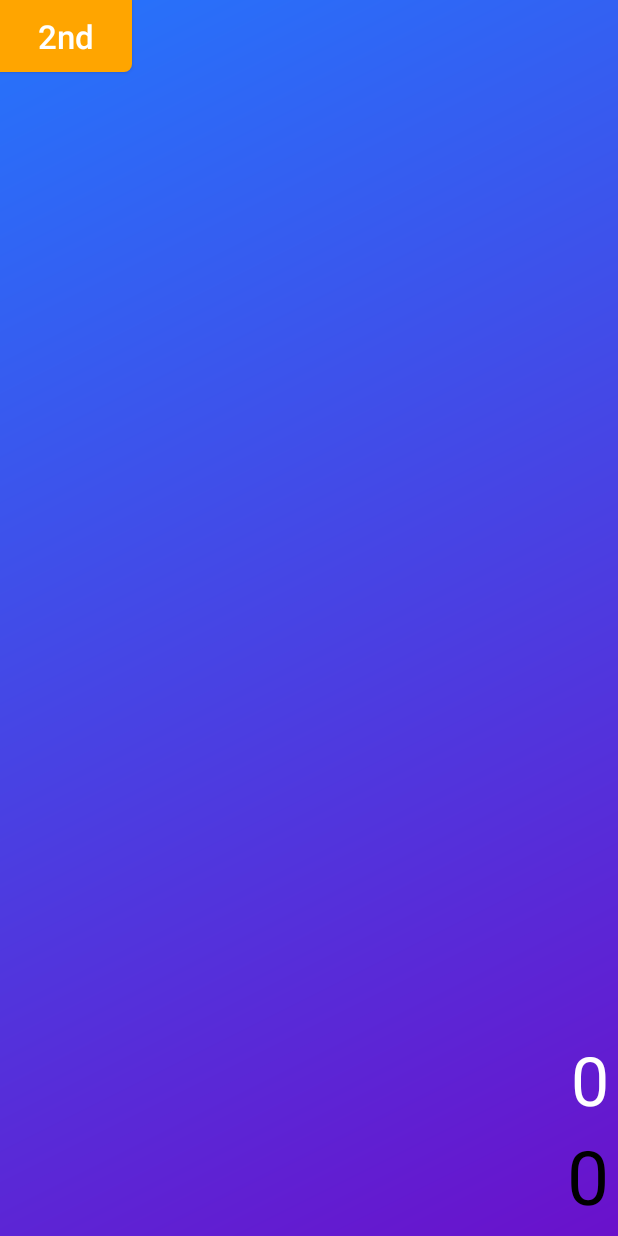
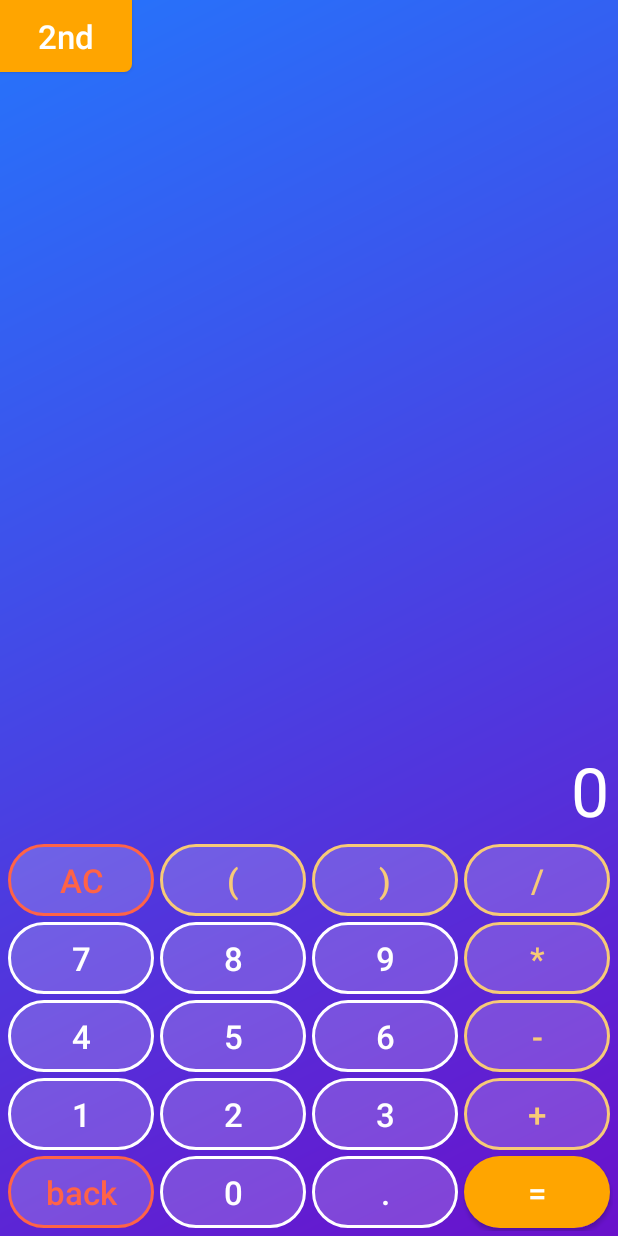
Before and after one commit to Elizabeth379/MobileApplicationProgramming, an Android app: the screen it shows after launch (MainActivity), on a phone screen of 412 x 824 dp. Run offline under Robolectric (Android 15) with nearby library versions, the phone set to English and light mode, and no system bars; 1 statement that could not run was skipped.

Commit message:
Buttons, base(not engineering) mode of calculator. Trying to add vibration - without success(

```diff
--- a/EngineeringCalculator/app/src/main/AndroidManifest.xml
+++ b/EngineeringCalculator/app/src/main/AndroidManifest.xml
@@ -22,5 +22,6 @@
             </intent-filter>
         </activity>
     </application>
+    <uses-permission android:name="android.permission.VIBRATE" />
 
 </manifest>
--- /dev/null
+++ b/EngineeringCalculator/app/src/main/java/com/example/engineeringcalculator/Connector.kt
@@ -0,0 +1,11 @@
+package com.example.engineeringcalculator
+
+import android.os.Vibrator
+import com.example.engineeringcalculator.calculations.Calculator
+
+// Нужен для получения фрагментом ссылки на экземпляр класса Calculator из MainActivity.
+interface Connector {
+    fun getCalculator() : Calculator
+    fun getVibrator() : Vibrator
+    fun isDemo() : Boolean
+}
--- a/EngineeringCalculator/app/src/main/java/com/example/engineeringcalculator/MainActivity.kt
+++ b/EngineeringCalculator/app/src/main/java/com/example/engineeringcalculator/MainActivity.kt
@@ -5,16 +5,78 @@ import androidx.activity.enableEdgeToEdge
 import androidx.appcompat.app.AppCompatActivity
 import androidx.core.view.ViewCompat
 import androidx.core.view.WindowInsetsCompat
+import android.widget.TextView
+import android.content.Context
+import android.content.res.Configuration
+import android.content.pm.ActivityInfo
+import android.text.method.ScrollingMovementMethod
+import android.widget.Button
+import android.widget.Toast
+import android.os.Vibrator
+import com.example.engineeringcalculator.calculations.Calculator
 
-class MainActivity : AppCompatActivity() {
+class MainActivity : AppCompatActivity(), Connector {
+    companion object {
+        private var calculator = Calculator()
+    }
+
+    private lateinit var inputText : TextView
+    private lateinit var resultText : TextView
+    private lateinit var btn_2nd: Button
+    private lateinit var vibrator : Vibrator
+
+    private fun changeMode() {
+        if (resources.configuration.orientation == Configuration.ORIENTATION_PORTRAIT) {
+            requestedOrientation = ActivityInfo.SCREEN_ORIENTATION_LANDSCAPE
+            android.os.Handler().postDelayed({
+                requestedOrientation = ActivityInfo.SCREEN_ORIENTATION_UNSPECIFIED },5000)
+        }
+        else {
+            requestedOrientation = ActivityInfo.SCREEN_ORIENTATION_PORTRAIT
+            android.os.Handler().postDelayed({
+                requestedOrientation = ActivityInfo.SCREEN_ORIENTATION_UNSPECIFIED },5000)
+        }
+    }
+
     override fun onCreate(savedInstanceState: Bundle?) {
         super.onCreate(savedInstanceState)
-        enableEdgeToEdge()
         setContentView(R.layout.activity_main)
-        ViewCompat.setOnApplyWindowInsetsListener(findViewById(R.id.main)) { v, insets ->
-            val systemBars = insets.getInsets(WindowInsetsCompat.Type.systemBars())
-            v.setPadding(systemBars.left, systemBars.top, systemBars.right, systemBars.bottom)
-            insets
+        if (isDemo())
+            requestedOrientation = ActivityInfo.SCREEN_ORIENTATION_PORTRAIT
+
+        vibrator = getSystemService(Context.VIBRATOR_SERVICE) as Vibrator
+        inputText = findViewById(R.id.textViewInput)
+        resultText = findViewById(R.id.textViewResult)
+        calculator.setListeners(inputText, resultText)
+
+        //2nd mode (scientific)
+        btn_2nd = findViewById(R.id.btn_2nd)
+        btn_2nd.setOnClickListener{
+            if (!isDemo()) {
+                changeMode()
+            }
+            else {
+                vibrator.vibrate(100)
+                Toast.makeText(this, "Sorry, you need to buy full version :(",Toast.LENGTH_SHORT)
+                    .show()
+            }
         }
+        btn_2nd.bringToFront()
+
+        inputText.setMovementMethod(ScrollingMovementMethod())
+    }
+
+    override fun getCalculator(): Calculator { //Interface function
+        return calculator
+    }
+
+    override fun getVibrator(): Vibrator {
+        return vibrator
+    }
+
+    override fun isDemo() : Boolean{
+        val pInfo = applicationContext.packageManager.getPackageInfo(applicationContext.packageName, 0)
+        val version = pInfo.versionName
+        return "demo" in version
     }
 }
--- /dev/null
+++ b/EngineeringCalculator/app/src/main/java/com/example/engineeringcalculator/fragments/BaseModeFragment.kt
@@ -0,0 +1,166 @@
+package com.example.engineeringcalculator.fragments
+
+import android.content.Context
+import android.os.Bundle
+import android.os.Vibrator
+import androidx.fragment.app.Fragment
+import android.view.LayoutInflater
+import android.view.View
+import android.view.ViewGroup
+import android.widget.Button
+import android.widget.Toast
+import com.example.engineeringcalculator.calculations.Calculator
+import com.example.engineeringcalculator.calculations.Operations
+import com.example.engineeringcalculator.Connector
+import com.example.engineeringcalculator.R
+
+
+class BaseModeFragment : Fragment() {
+    private lateinit var btn_0: Button
+    private lateinit var btn_1: Button
+    private lateinit var btn_2: Button
+    private lateinit var btn_3: Button
+    private lateinit var btn_4: Button
+    private lateinit var btn_5: Button
+    private lateinit var btn_6: Button
+    private lateinit var btn_7: Button
+    private lateinit var btn_8: Button
+    private lateinit var btn_9: Button
+    private lateinit var btn_dot: Button
+    private lateinit var btn_back: Button
+    private lateinit var btn_ac: Button
+    private lateinit var btn_plus: Button
+    private lateinit var btn_minus: Button
+    private lateinit var btn_multiply: Button
+    private lateinit var btn_division: Button
+    private lateinit var btn_equal: Button
+    private lateinit var btn_parenthesis_l: Button
+    private lateinit var btn_parenthesis_r: Button
+
+    private lateinit var calculator : Calculator
+    private lateinit var vibrator : Vibrator
+    private var isDemo : Boolean = false
+
+    override fun onCreateView(
+        inflater: LayoutInflater,
+        container: ViewGroup?,
+        savedInstanceState: Bundle?
+    ): View? {
+        // Inflate the layout for this fragment
+        val view: View = inflater.inflate(R.layout.fragment_base_mode, container, false)
+        setupLayoutFor(view)
+        return view
+    }
+
+    private fun setupLayoutFor(view: View) {
+        //Numbers
+        btn_0 = view.findViewById(R.id.btn_0)
+        btn_0.setOnClickListener{
+            calculator.appendNumber("0")
+        }
+        btn_1 = view.findViewById(R.id.btn_1)
+        btn_1.setOnClickListener{
+            calculator.appendNumber("1")
+        }
+        btn_2 = view.findViewById(R.id.btn_2)
+        btn_2.setOnClickListener{
+            calculator.appendNumber("2")
+        }
+        btn_3 = view.findViewById(R.id.btn_3)
+        btn_3.setOnClickListener{
+            calculator.appendNumber("3")
+        }
+        btn_4 = view.findViewById(R.id.btn_4)
+        btn_4.setOnClickListener{
+            calculator.appendNumber("4")
+        }
+        btn_5 = view.findViewById(R.id.btn_5)
+        btn_5.setOnClickListener{
+            calculator.appendNumber("5")
+        }
+        btn_6 = view.findViewById(R.id.btn_6)
+        btn_6.setOnClickListener{
+            calculator.appendNumber("6")
+        }
+        btn_7 = view.findViewById(R.id.btn_7)
+        btn_7.setOnClickListener{
+            calculator.appendNumber("7")
+        }
+        btn_8 = view.findViewById(R.id.btn_8)
+        btn_8.setOnClickListener{
+            calculator.appendNumber("8")
+        }
+        btn_9 = view.findViewById(R.id.btn_9)
+        btn_9.setOnClickListener{
+            calculator.appendNumber("9")
+        }
+
+        //Dot, Back, AC, (, )
+        btn_dot = view.findViewById(R.id.btn_dot)
+        btn_dot.setOnClickListener {
+            calculator.setFloat()
+        }
+        btn_back = view.findViewById(R.id.btn_back)
+        btn_back.setOnClickListener{
+            calculator.delete()
+        }
+        btn_ac = view.findViewById(R.id.btn_ac)
+        btn_ac.setOnClickListener{
+            calculator.clear()
+        }
+        btn_parenthesis_l = view.findViewById(R.id.btn_parenthesis_l)
+        btn_parenthesis_l.setOnClickListener{
+            calculator.appendFunction("(") { n1 : Double -> n1}
+        }
+        btn_parenthesis_r = view.findViewById(R.id.btn_parenthesis_r)
+        btn_parenthesis_r.setOnClickListener{
+            calculator.complete()
+        }
+
+        //Math operations
+        btn_equal = view.findViewById(R.id.btn_equal)
+        btn_equal.setOnClickListener{
+            calculator.equals()
+        }
+        btn_plus = view.findViewById(R.id.btn_plus)
+        btn_plus.setOnClickListener {
+            if (isDemo) {
+                vibrator.vibrate(100)
+                Toast.makeText(getContext(), "Sorry, you need to buy full version :(",
+                    Toast.LENGTH_SHORT).show()
+            }
+            else
+                calculator.appendOperation(Operations.ADD)
+        }
+        btn_minus = view.findViewById(R.id.btn_minus)
+        btn_minus.setOnClickListener{
+            calculator.appendOperation(Operations.SUBTRACT)
+        }
+        btn_multiply = view.findViewById(R.id.btn_multiply)
+        btn_multiply.setOnClickListener{
+            calculator.appendOperation(Operations.MULTIPLY)
+        }
+        btn_division = view.findViewById(R.id.btn_division)
+        btn_division.setOnClickListener{
+            calculator.appendOperation(Operations.DIVIDE)
+        }
+
+        this.calculator = activ!!.getCalculator()
+        this.vibrator = activ!!.getVibrator()
+        this.isDemo = activ!!.isDemo()
+    }
+
+    var activ: Connector? = null  //ссылка на MainActivity
+
+    fun getInstance(): BaseModeFragment? {
+        val args = Bundle()
+        val fragment = BaseModeFragment()
+        fragment.setArguments(args)
+        return fragment
+    }
+
+    override fun onAttach(context: Context) {
+        super.onAttach(context)
+        activ = getActivity() as Connector?
+    }
+}
--- /dev/null
+++ b/EngineeringCalculator/app/src/main/res/drawable/button_command.xml
@@ -0,0 +1,5 @@
+<?xml version="1.0" encoding="utf-8"?>
+<selector xmlns:android="http://schemas.android.com/apk/res/android">
+    <item android:state_pressed="true" android:drawable="@drawable/button_command_shape_pressed"/>
+    <item android:drawable="@drawable/button_command_shape"/>
+</selector>
--- /dev/null
+++ b/EngineeringCalculator/app/src/main/res/drawable/button_command_shape.xml
@@ -0,0 +1,6 @@
+<?xml version="1.0" encoding="utf-8"?>
+<shape xmlns:android="http://schemas.android.com/apk/res/android" android:shape="rectangle">
+    <corners android:radius="100dp" />
+    <stroke android:width="2dp"  android:color="@color/light_orange" />
+    <solid android:color="#30ffffff" />
+</shape>
--- /dev/null
+++ b/EngineeringCalculator/app/src/main/res/drawable/button_command_shape_pressed.xml
@@ -0,0 +1,6 @@
+<?xml version="1.0" encoding="utf-8"?>
+<shape xmlns:android="http://schemas.android.com/apk/res/android" android:shape="rectangle">
+    <corners android:radius="100dp" />
+    <stroke android:width="3dp"  android:color="@color/light_orange"/>
+    <solid android:color="#60ffffff" />
+</shape>
--- /dev/null
+++ b/EngineeringCalculator/app/src/main/res/drawable/button_equal.xml
@@ -0,0 +1,5 @@
+<?xml version="1.0" encoding="utf-8"?>
+<shape xmlns:android="http://schemas.android.com/apk/res/android" android:shape="rectangle">
+    <corners android:radius="100dp" />
+    <solid android:color="@color/orange" />
+</shape>
--- /dev/null
+++ b/EngineeringCalculator/app/src/main/res/drawable/button_function.xml
@@ -0,0 +1,5 @@
+<?xml version="1.0" encoding="utf-8"?>
+<selector xmlns:android="http://schemas.android.com/apk/res/android">
+    <item android:state_pressed="true" android:drawable="@drawable/button_function_shape_pressed"/>
+    <item android:drawable="@drawable/button_function_shape"/>
+</selector>
--- /dev/null
+++ b/EngineeringCalculator/app/src/main/res/drawable/button_function_shape.xml
@@ -0,0 +1,6 @@
+<?xml version="1.0" encoding="utf-8"?>
+<shape xmlns:android="http://schemas.android.com/apk/res/android" android:shape="rectangle">
+    <corners android:radius="100dp" />
+    <stroke android:width="2dp"  android:color="@color/orange" />
+    <solid android:color="#30ffffff" />
+</shape>
--- /dev/null
+++ b/EngineeringCalculator/app/src/main/res/drawable/button_function_shape_pressed.xml
@@ -0,0 +1,6 @@
+<?xml version="1.0" encoding="utf-8"?>
+<shape xmlns:android="http://schemas.android.com/apk/res/android" android:shape="rectangle">
+    <corners android:radius="100dp" />
+    <stroke android:width="3dp"  android:color="@color/orange"/>
+    <solid android:color="#60ffffff" />
+</shape>
--- /dev/null
+++ b/EngineeringCalculator/app/src/main/res/drawable/button_operation.xml
@@ -0,0 +1,5 @@
+<?xml version="1.0" encoding="utf-8"?>
+<selector xmlns:android="http://schemas.android.com/apk/res/android">
+    <item android:state_pressed="true" android:drawable="@drawable/button_operation_shape_pressed"/>
+    <item android:drawable="@drawable/button_operation_shape"/>
+</selector>
--- /dev/null
+++ b/EngineeringCalculator/app/src/main/res/drawable/button_operation_shape.xml
@@ -0,0 +1,6 @@
+<?xml version="1.0" encoding="utf-8"?>
+<shape xmlns:android="http://schemas.android.com/apk/res/android" android:shape="rectangle">
+    <corners android:radius="100dp" />
+    <stroke android:width="2dp"  android:color="@color/tomato" />
+    <solid android:color="#30ffffff" />
+</shape>
--- /dev/null
+++ b/EngineeringCalculator/app/src/main/res/drawable/button_operation_shape_pressed.xml
@@ -0,0 +1,6 @@
+<?xml version="1.0" encoding="utf-8"?>
+<shape xmlns:android="http://schemas.android.com/apk/res/android" android:shape="rectangle">
+    <corners android:radius="100dp" />
+    <stroke android:width="3dp"  android:color="@color/tomato"/>
+    <solid android:color="#60ffffff" />
+</shape>
--- a/EngineeringCalculator/app/src/main/res/layout/activity_main.xml
+++ b/EngineeringCalculator/app/src/main/res/layout/activity_main.xml
@@ -3,12 +3,11 @@
     xmlns:android="http://schemas.android.com/apk/res/android"
     xmlns:app="http://schemas.android.com/apk/res-auto"
     xmlns:tools="http://schemas.android.com/tools"
-    android:id="@+id/main"
     android:layout_width="match_parent"
     android:layout_height="match_parent"
     tools:context=".MainActivity"
+    android:id="@+id/simple"
     android:background="@drawable/cool_gradient">
-
 
     <android.widget.Button
         android:id="@+id/btn_2nd"
@@ -45,6 +44,11 @@
         app:layout_constraintBottom_toBottomOf="parent"
         app:layout_constraintEnd_toEndOf="parent"
         app:layout_constraintStart_toStartOf="parent">
+        <androidx.fragment.app.FragmentContainerView
+            android:id="@+id/baseModeFragment"
+            android:name="com.example.engineeringcalculator.fragments.BaseModeFragment"
+            android:layout_width="match_parent"
+            android:layout_height="match_parent" />
     </LinearLayout>
 
 </androidx.constraintlayout.widget.ConstraintLayout>
--- /dev/null
+++ b/EngineeringCalculator/app/src/main/res/layout/fragment_base_mode.xml
@@ -0,0 +1,115 @@
+<?xml version="1.0" encoding="utf-8"?>
+<FrameLayout xmlns:android="http://schemas.android.com/apk/res/android"
+    xmlns:tools="http://schemas.android.com/tools"
+    android:layout_width="match_parent"
+    android:layout_height="match_parent"
+    tools:context=".fragments.BaseModeFragment">
+
+    <TableLayout
+        android:id="@+id/tableLayout"
+        android:layout_width="match_parent"
+        android:layout_height="wrap_content">
+        <TableRow
+            android:layout_width="match_parent"
+            android:layout_height="0dp"
+            android:clipToPadding="false">
+            <android.widget.Button
+                android:id="@+id/btn_ac"
+                style="@style/ButtonOperationStyle"
+                android:text="@string/btn_ac" />
+            <android.widget.Button
+                android:id="@+id/btn_parenthesis_l"
+                style="@style/ButtonCommandStyle"
+                android:text="@string/btn_parenthesis_l" />
+            <android.widget.Button
+                android:id="@+id/btn_parenthesis_r"
+                style="@style/ButtonCommandStyle"
+                android:text="@string/btn_parenthesis_r" />
+            <android.widget.Button
+                android:id="@+id/btn_division"
+                style="@style/ButtonCommandStyle"
+                android:text="@string/btn_division" />
+        </TableRow>
+        <TableRow
+            android:layout_width="match_parent"
+            android:layout_height="match_parent">
+            <android.widget.Button
+                android:id="@+id/btn_7"
+                style="@style/ButtonStyle"
+                android:text="@string/btn_7" />
+            <android.widget.Button
+                android:id="@+id/btn_8"
+                style="@style/ButtonStyle"
+                android:text="@string/btn_8" />
+            <android.widget.Button
+                android:id="@+id/btn_9"
+                style="@style/ButtonStyle"
+                android:text="@string/btn_9" />
+            <android.widget.Button
+                android:id="@+id/btn_multiply"
+                style="@style/ButtonCommandStyle"
+                android:text="@string/btn_multiply" />
+        </TableRow>
+        <TableRow
+            android:layout_width="match_parent"
+            android:layout_height="match_parent">
+            <android.widget.Button
+                android:id="@+id/btn_4"
+                style="@style/ButtonStyle"
+                android:text="@string/btn_4" />
+            <android.widget.Button
+                android:id="@+id/btn_5"
+                style="@style/ButtonStyle"
+                android:text="@string/btn_5" />
+            <android.widget.Button
+                android:id="@+id/btn_6"
+                style="@style/ButtonStyle"
+                android:text="@string/btn_6" />
+            <android.widget.Button
+                android:id="@+id/btn_minus"
+                style="@style/ButtonCommandStyle"
+                android:text="@string/btn_minus" />
+        </TableRow>
+        <TableRow
+            android:layout_width="match_parent"
+            android:layout_height="match_parent">
+            <android.widget.Button
+                android:id="@+id/btn_1"
+                style="@style/ButtonStyle"
+                android:text="@string/btn_1" />
+            <android.widget.Button
+                android:id="@+id/btn_2"
+                style="@style/ButtonStyle"
+                android:text="@string/btn_2" />
+            <android.widget.Button
+                android:id="@+id/btn_3"
+                style="@style/ButtonStyle"
+                android:text="@string/btn_3" />
+            <android.widget.Button
+                android:id="@+id/btn_plus"
+                style="@style/ButtonCommandStyle"
+                android:text="@string/btn_plus" />
+        </TableRow>
+        <TableRow
+            android:layout_width="match_parent"
+            android:layout_height="match_parent">
+            <android.widget.Button
+                android:id="@+id/btn_back"
+                style="@style/ButtonOperationStyle"
+                android:text="@string/btn_back" />
+            <android.widget.Button
+                android:id="@+id/btn_0"
+                style="@style/ButtonStyle"
+                android:text="@string/btn_0" />
+            <android.widget.Button
+                android:id="@+id/btn_dot"
+                style="@style/ButtonStyle"
+                android:text="@string/btn_dot" />
+            <android.widget.Button
+                android:id="@+id/btn_equal"
+                style="@style/ButtonEqualStyle"
+                android:text="@string/btn_equal" />
+        </TableRow>
+    </TableLayout>
+
+</FrameLayout>
--- a/EngineeringCalculator/app/src/main/res/values/strings.xml
+++ b/EngineeringCalculator/app/src/main/res/values/strings.xml
@@ -3,4 +3,25 @@
 
     <string name="_0">0</string>
     <string name="btn_2nd">2nd</string>
+    <string name="btn_ac">AC</string>
+    <string name="btn_back">back</string>
+    <string name="btn_division">/</string>
+    <string name="btn_0">0</string>
+    <string name="btn_7">7</string>
+    <string name="btn_8">8</string>
+    <string name="btn_9">9</string>
+    <string name="btn_multiply">*</string>
+    <string name="btn_4">4</string>
+    <string name="btn_5">5</string>
+    <string name="btn_6">6</string>
+    <string name="btn_minus">-</string>
+    <string name="btn_1">1</string>
+    <string name="btn_2">2</string>
+    <string name="btn_3">3</string>
+    <string name="btn_plus">+</string>
+    <string name="btn_dot">.</string>
+    <string name="btn_equal">=</string>
+    <string name="btn_parenthesis_l">(</string>
+    <string name="btn_parenthesis_r">)</string>
+
 </resources>
--- a/EngineeringCalculator/app/src/main/res/values/themes.xml
+++ b/EngineeringCalculator/app/src/main/res/values/themes.xml
@@ -58,5 +58,20 @@
         <item name="android:layout_width">wrap_content</item>
         <item name="android:layout_height">wrap_content</item>
     </style>
-
+    <style name="ButtonFunctionStyle" parent="ButtonStyle">
+        <item name="android:background">@drawable/button_function</item>
+        <item name="android:textColor">@color/orange</item>
+    </style>
+    <style name="ButtonOperationStyle" parent="ButtonStyle">
+        <item name="android:background">@drawable/button_operation</item>
+        <item name="android:textColor">@color/tomato</item>
+    </style>
+    <style name="ButtonCommandStyle" parent="ButtonStyle">
+        <item name="android:background">@drawable/button_command</item>
+        <item name="android:textColor">@color/light_orange</item>
+    </style>
+    <style name="ButtonEqualStyle" parent="ButtonStyle">
+        <item name="android:background">@drawable/button_equal</item>
+        <item name="android:textColor">@color/white</item>
+    </style>
 </resources>
```
